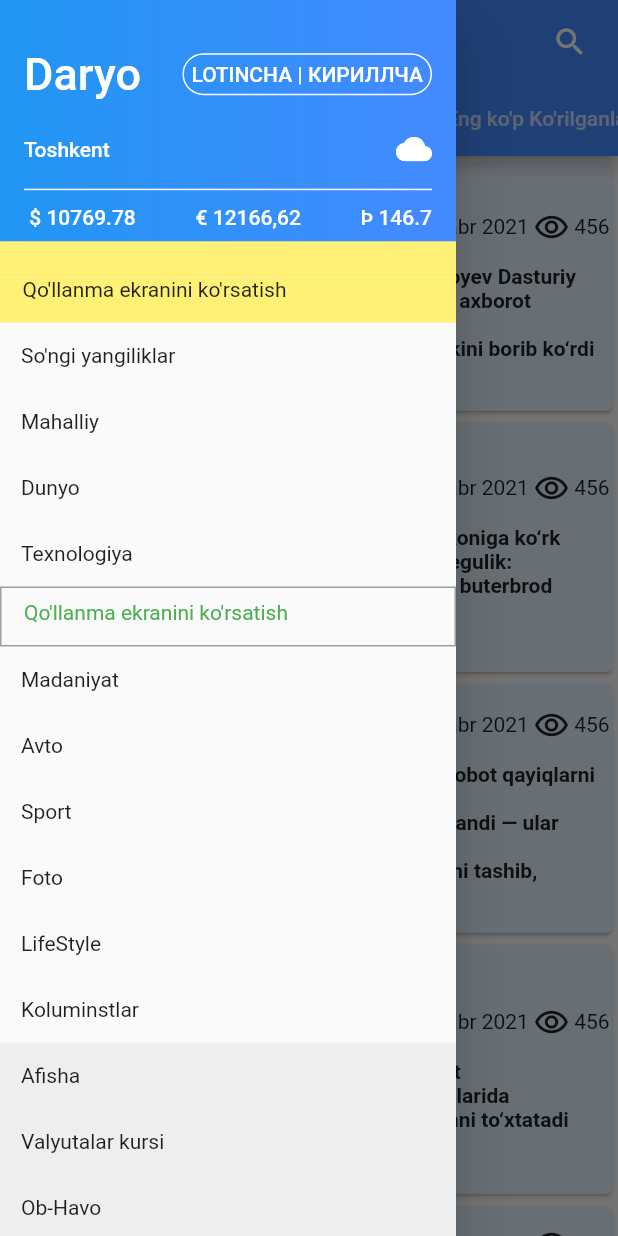
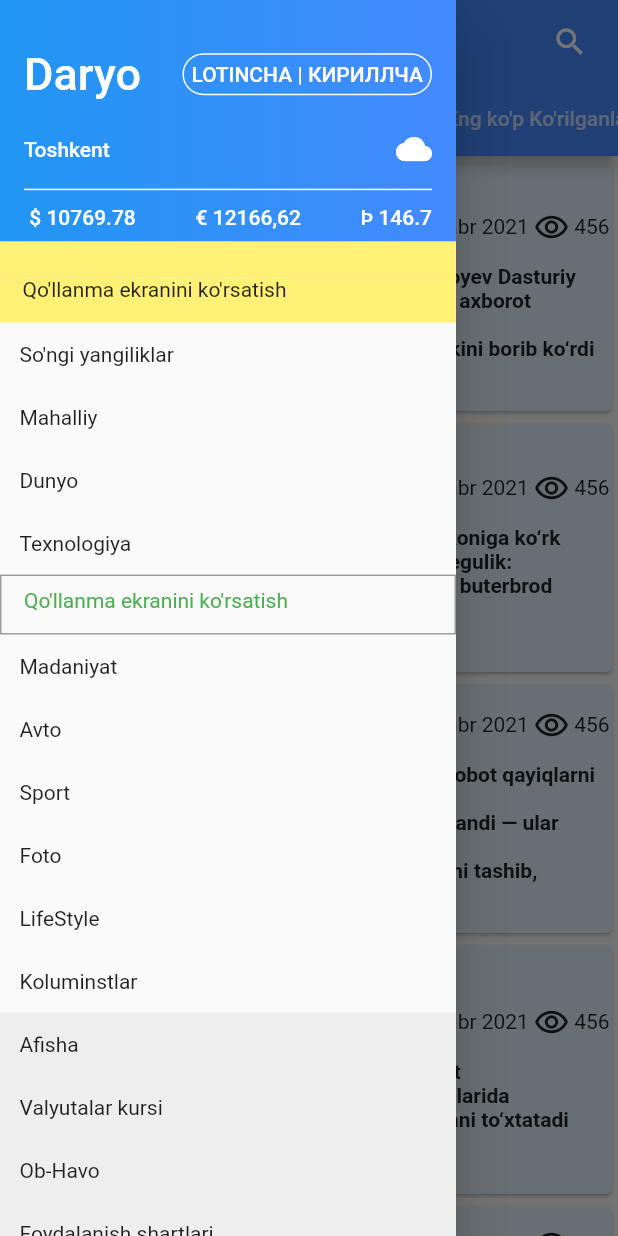
Before and after one commit to TohirjonTillayev/daryo-clone, a Flutter app: the screen it shows after launch, with the side drawer open, on a phone screen of 412 x 824 dp. Run offline on Flutter 3.47's test engine with Material 2 defaults, Android fonts, the phone set to English and light mode, and no system bars.

Commit message:
add some changes

```diff
--- a/lib/custom_listTile.dart
+++ b/lib/custom_listTile.dart
@@ -10,7 +10,7 @@
       child: Row(
         children: [
           Padding(
-            padding: const EdgeInsets.all(14.0),
+            padding: const EdgeInsets.all(13.0),
             child: Text(text),
           ),
         ],
```
